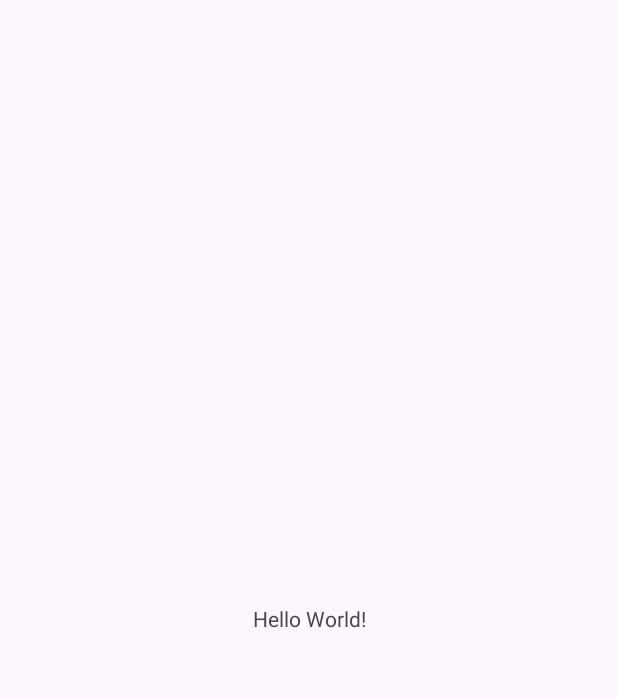
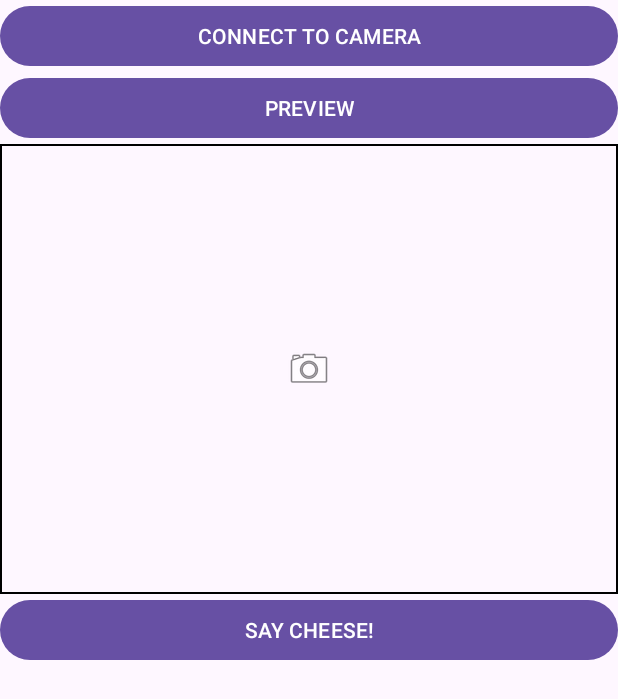
Before and after one commit to shiiiijp/SHIN_Utsurundesu, an Android app: the screen it shows after launch (MainActivity), on a phone screen of 412 x 824 dp. Before the commit the part shown is almost empty. Shown: the top 699 px of the screen. Run offline under Robolectric (Android 15) with nearby library versions, the phone set to English and light mode, and no system bars.

Commit message:
Send request for preview // Receive and display image // Send request for shooting

```diff
--- a/app/src/main/AndroidManifest.xml
+++ b/app/src/main/AndroidManifest.xml
@@ -1,6 +1,11 @@
 <?xml version="1.0" encoding="utf-8"?>
 <manifest xmlns:android="http://schemas.android.com/apk/res/android"
     xmlns:tools="http://schemas.android.com/tools">
+
+    <uses-permission android:name="android.permission.BLUETOOTH" />
+    <uses-permission android:name="android.permission.BLUETOOTH_CONNECT" />
+
+    <uses-permission android:name="android.permission.BLUETOOTH_SCAN" />
 
     <application
         android:allowBackup="true"
--- a/app/src/main/java/com/example/shin_utsurundesu/MainActivity.java
+++ b/app/src/main/java/com/example/shin_utsurundesu/MainActivity.java
@@ -1,14 +1,143 @@
 package com.example.shin_utsurundesu;
 
 import androidx.appcompat.app.AppCompatActivity;
+import androidx.core.app.ActivityCompat;
 
+import android.bluetooth.BluetoothAdapter;
+import android.bluetooth.BluetoothDevice;
+import android.bluetooth.BluetoothSocket;
+import android.content.Context;
+import android.content.Intent;
+import android.content.pm.PackageManager;
+import android.graphics.Bitmap;
+import android.graphics.BitmapFactory;
+import android.os.AsyncTask;
 import android.os.Bundle;
+import android.util.Log;
+import android.view.View;
+import android.widget.Button;
+import android.widget.FrameLayout;
+import android.widget.ImageView;
+import android.widget.Toast;
 
-public class MainActivity extends AppCompatActivity {
+import java.io.ByteArrayOutputStream;
+import java.io.FileOutputStream;
+import java.io.IOException;
+import java.io.InputStream;
+import java.io.OutputStream;
+import java.util.UUID;
+
+public class MainActivity extends AppCompatActivity implements View.OnClickListener{
+    private static final String LOG = "BluetoothApp";
+    private BluetoothAdapter bluetoothAdapter;
+    private BluetoothSocket socket;
+    private int REQUEST_ENABLE_BT = 1;
+
+    private Button connectButton;
+    private Button previewButton;
+    private Button shootButton;
+    private ImageView previewImageView;
+    private FrameLayout previewFrameLayout;
 
     @Override
     protected void onCreate(Bundle savedInstanceState) {
         super.onCreate(savedInstanceState);
         setContentView(R.layout.activity_main);
+
+        connectButton = findViewById(R.id.connectButton);
+        previewButton = findViewById(R.id.previewButton);
+        shootButton = findViewById(R.id.shootButton);
+        previewImageView = findViewById(R.id.previewImageView);
+        previewFrameLayout = findViewById(R.id.previewFrameLayout);
+
+        bluetoothAdapter = BluetoothAdapter.getDefaultAdapter();
+        if (bluetoothAdapter == null) {
+            Toast.makeText(MainActivity.this, "Bluetoothはこのデバイスでサポートされていません", Toast.LENGTH_LONG).show();
+            finish();
+        } else if (!bluetoothAdapter.isEnabled()) {
+            Intent enableAdapter = new Intent(BluetoothAdapter.ACTION_REQUEST_ENABLE);
+            if (ActivityCompat.checkSelfPermission(this, android.Manifest.permission.BLUETOOTH_CONNECT) != PackageManager.PERMISSION_GRANTED) {
+                return;
+            }
+            startActivityForResult(enableAdapter, REQUEST_ENABLE_BT);
+        }
+
+        connectButton.setOnClickListener(this);
+        previewButton.setOnClickListener(this);
+        shootButton.setOnClickListener(this);
+    }
+
+    @Override
+    public void onClick(View view) {
+        Log.d(LOG, "blog onClick()");
+        if (view.getId() == R.id.connectButton) {
+            new ConnectBT(MainActivity.this, bluetoothAdapter, socket).execute();
+        }
+        if (view.getId() == R.id.previewButton) {
+            if (socket != null && socket.isConnected()) {
+                sendPreviewRequest(socket);
+                receivePhoto(socket);
+            } else {
+                Toast.makeText(MainActivity.this, "Bluetoothに接続されていません", Toast.LENGTH_SHORT).show();
+            }
+        }
+        if (view.getId() == R.id.shootButton) {
+            if (socket != null && socket.isConnected()) {
+                sendShootRequest(socket);
+            } else {
+                Toast.makeText(MainActivity.this, "Bluetoothに接続されていません", Toast.LENGTH_SHORT).show();
+            }
+        }
+    }
+
+    private void sendPreviewRequest(BluetoothSocket socket) {
+        try {
+            String request = "previewRequest";  // Raspberry Pi側と揃えてね
+
+            OutputStream outputStream = socket.getOutputStream();
+            byte[] requestData = request.getBytes();
+
+            outputStream.write(requestData);
+            outputStream.flush();
+        } catch (IOException e) {
+            e.printStackTrace();
+        }
+    }
+
+    private void receivePhoto(BluetoothSocket socket) {
+        try {
+            InputStream inputStream = socket.getInputStream();
+
+            byte[] buffer = new byte[1024];
+            int bytesRead;
+            ByteArrayOutputStream byteArrayOutputStream = new ByteArrayOutputStream();
+
+            while ((bytesRead = inputStream.read(buffer)) != -1) {
+                byteArrayOutputStream.write(buffer, 0, bytesRead);
+            }
+
+            byte[] photoData = byteArrayOutputStream.toByteArray();
+            byteArrayOutputStream.close();
+
+            Bitmap photoBitmap = BitmapFactory.decodeByteArray(photoData, 0, photoData.length);
+            previewImageView.setImageBitmap(photoBitmap);
+            previewFrameLayout.addView(previewImageView);
+        } catch (Exception e) {
+            e.printStackTrace();
+        }
+    }
+
+    private void sendShootRequest(BluetoothSocket socket) {
+        try {
+            String request = "shootRequest";  // Raspberry Pi側と揃えてね
+
+            OutputStream outputStream = socket.getOutputStream();
+            byte[] requestData = request.getBytes();
+
+            outputStream.write(requestData);
+            outputStream.flush();
+        } catch (IOException e) {
+            e.printStackTrace();
+        }
     }
 }
--- /dev/null
+++ b/app/src/main/res/drawable/border.xml
@@ -0,0 +1,7 @@
+<?xml version="1.0" encoding="utf-8"?>
+<shape xmlns:android="http://schemas.android.com/apk/res/android"
+    android:shape="rectangle" >
+    <stroke
+        android:width="1dp"
+        android:color="#000000" />
+</shape>
--- a/app/src/main/res/layout/activity_main.xml
+++ b/app/src/main/res/layout/activity_main.xml
@@ -6,13 +6,41 @@
     android:layout_height="match_parent"
     tools:context=".MainActivity">
 
-    <TextView
-        android:layout_width="wrap_content"
-        android:layout_height="wrap_content"
-        android:text="Hello World!"
-        app:layout_constraintBottom_toBottomOf="parent"
-        app:layout_constraintEnd_toEndOf="parent"
-        app:layout_constraintStart_toStartOf="parent"
-        app:layout_constraintTop_toTopOf="parent" />
+    <LinearLayout
+        android:layout_width="match_parent"
+        android:layout_height="match_parent"
+        android:orientation="vertical">
 
+        <Button
+            android:id="@+id/connectButton"
+            android:layout_width="match_parent"
+            android:layout_height="wrap_content"
+            android:text="CONNECT TO CAMERA" />
+
+        <Button
+            android:id="@+id/previewButton"
+            android:layout_width="match_parent"
+            android:layout_height="wrap_content"
+            android:text="PREVIEW" />
+
+        <FrameLayout
+            android:id="@+id/previewFrameLayout"
+            android:layout_width="match_parent"
+            android:layout_height="300dp"
+            android:background="@drawable/border">
+
+            <ImageView
+                android:id="@+id/previewImageView"
+                android:layout_width="wrap_content"
+                android:layout_height="wrap_content"
+                android:layout_gravity="center"
+                app:srcCompat="@android:drawable/ic_menu_camera" />
+        </FrameLayout>
+
+        <Button
+            android:id="@+id/shootButton"
+            android:layout_width="match_parent"
+            android:layout_height="wrap_content"
+            android:text="SAY CHEESE!" />
+    </LinearLayout>
 </androidx.constraintlayout.widget.ConstraintLayout>
```
Also changed, not shown: app/src/main/java/com/example/shin_utsurundesu/ConnectBT.java (added, +66 -0 lines), 2 other files.
